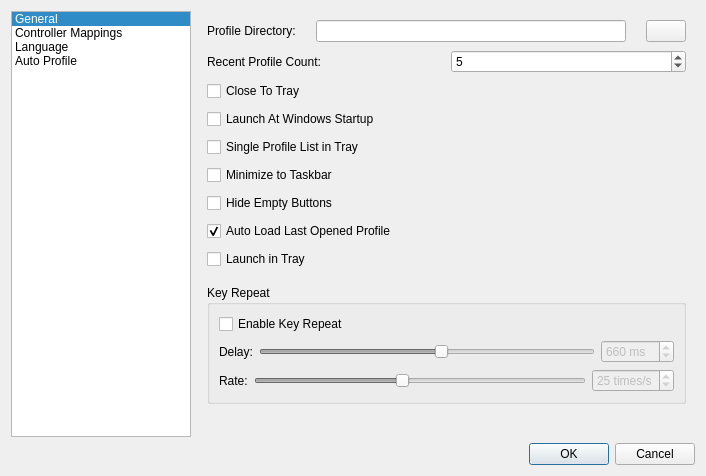
Old version of the form src/mainsettingsdialog.ui in the repository AntiMicroX/antimicrox.
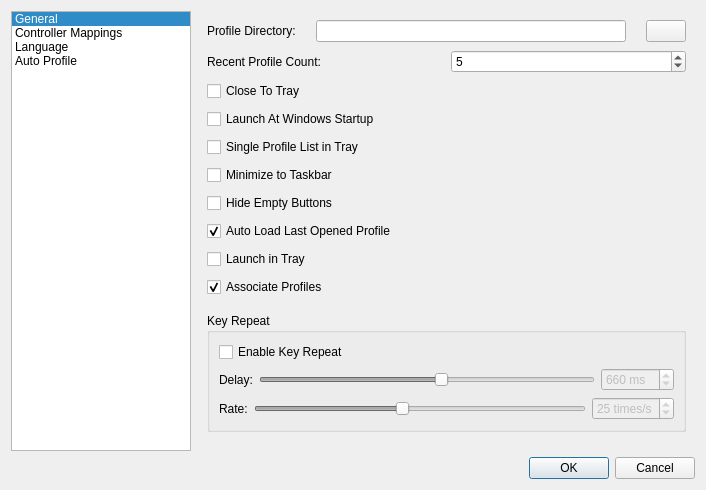
New version of the form. Icons and pictures are not drawn.

Commit message: Added profile association for Windows.

Patch:
```diff
--- a/src/mainsettingsdialog.ui
+++ b/src/mainsettingsdialog.ui
@@ -245,6 +245,16 @@
            </property>
           </widget>
          </item>
+         <item>
+          <widget class="QCheckBox" name="associateProfilesCheckBox">
+           <property name="text">
+            <string>Associate Profiles</string>
+           </property>
+           <property name="checked">
+            <bool>true</bool>
+           </property>
+          </widget>
+         </item>
          <item>
           <spacer name="verticalSpacer_4">
            <property name="orientation">
```
The commit also changes 4 other files.
